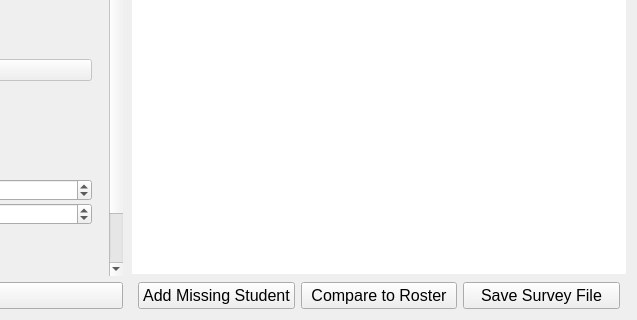
Old version of the form gruepr.ui in the repository gruepr/gruepr; both pictures show x 382 to 1019 and y 349 to 669 of the 1019 by 669 pixel window.
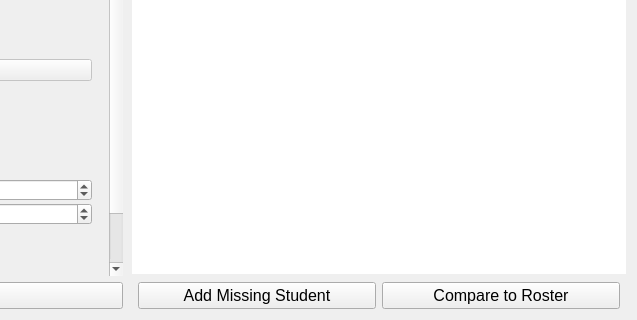
New version of the form. Icons and pictures are not drawn. Custom widgets are drawn as their Qt base class.

Commit message: Removed save buttons; added temp. debugging of scoring

What changed in the file:
```diff
--- a/gruepr.ui
+++ b/gruepr.ui
@@ -919,31 +919,6 @@
               </property>
              </widget>
             </item>
-            <item>
-             <widget class="QPushButton" name="saveSurveyFilePushButton">
-              <property name="sizePolicy">
-               <sizepolicy hsizetype="MinimumExpanding" vsizetype="Fixed">
-                <horstretch>0</horstretch>
-                <verstretch>0</verstretch>
-               </sizepolicy>
-              </property>
-              <property name="font">
-               <font>
-                <pointsize>12</pointsize>
-               </font>
-              </property>
-              <property name="toolTip">
-               <string>&lt;html&gt;Save the current dataset to a survey file.&lt;/html&gt;</string>
-              </property>
-              <property name="text">
-               <string>Save Survey File</string>
-              </property>
-              <property name="icon">
-               <iconset resource="gruepr.qrc">
-                <normaloff>:/icons_new/edit_document.png</normaloff>:/icons_new/edit_document.png</iconset>
-              </property>
-             </widget>
-            </item>
            </layout>
           </item>
          </layout>
```
Left out of the diff: 6 changed lines with no effect on the pictures. The commit also changes 6 other files.
